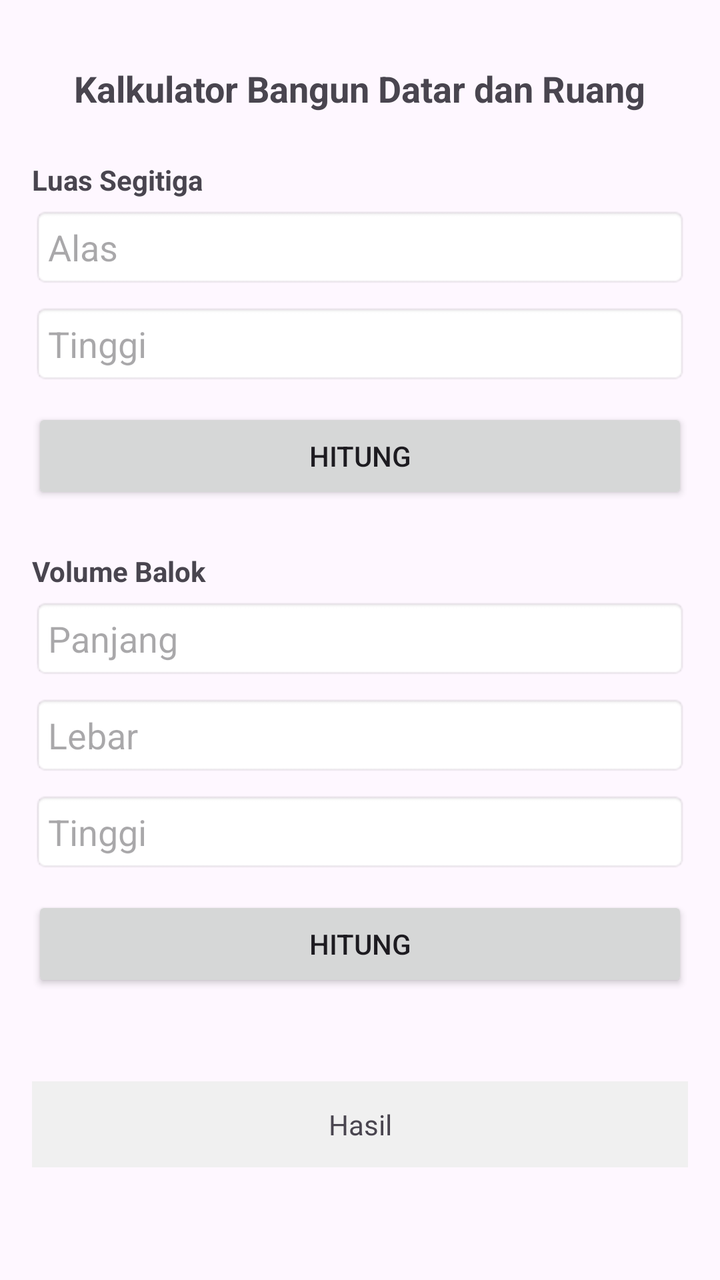
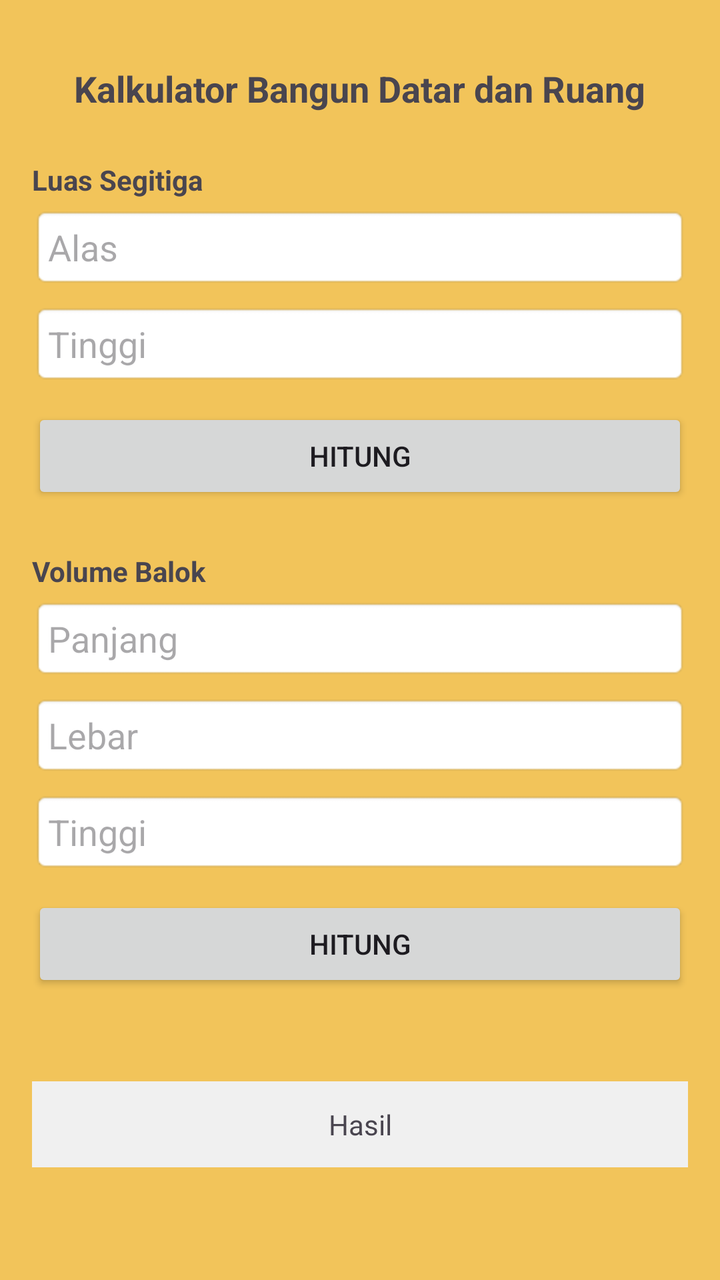

Before-and-after screenshots of an Android layout around one commit, followed by the original layout XML and the change that was made.
<!-- AndroidManifest.xml: application theme Theme.Amelcat -->
<!-- res/layout/activity_second.xml -->
<?xml version="1.0" encoding="utf-8"?>
<androidx.constraintlayout.widget.ConstraintLayout xmlns:android="http://schemas.android.com/apk/res/android"
    xmlns:app="http://schemas.android.com/apk/res-auto"
    xmlns:tools="http://schemas.android.com/tools"
    android:id="@+id/main"
    android:layout_width="match_parent"
    android:layout_height="match_parent"
    android:padding="16dp"
    tools:context=".tugasp2.SecondActivity">

  <TextView
      android:id="@+id/tvJudul"
      android:layout_width="wrap_content"
      android:layout_height="wrap_content"
      android:text="Kalkulator Bangun Datar dan Ruang"
      android:textSize="18sp"
      android:textStyle="bold"
      app:layout_constraintEnd_toEndOf="parent"
      app:layout_constraintStart_toStartOf="parent"
      app:layout_constraintTop_toTopOf="parent"
      android:layout_marginTop="16dp"/>

  <TextView
      android:id="@+id/tvSegitiga"
      android:layout_width="wrap_content"
      android:layout_height="wrap_content"
      android:text="Luas Segitiga"
      android:textSize="14sp"
      android:textStyle="bold"
      app:layout_constraintStart_toStartOf="parent"
      app:layout_constraintTop_toBottomOf="@id/tvJudul"
      android:layout_marginTop="24dp"/>

  <EditText
      android:id="@+id/etAlas"
      android:layout_width="0dp"
      android:layout_height="wrap_content"
      android:hint="Alas"
      android:inputType="numberDecimal"
      android:padding="8dp"
      android:background="@android:drawable/editbox_background"
      app:layout_constraintEnd_toEndOf="parent"
      app:layout_constraintStart_toStartOf="parent"
      app:layout_constraintTop_toBottomOf="@id/tvSegitiga"
      android:layout_marginTop="4dp"/>

  <EditText
      android:id="@+id/etTinggi"
      android:layout_width="0dp"
      android:layout_height="wrap_content"
      android:hint="Tinggi"
      android:inputType="numberDecimal"
      android:padding="8dp"
      android:background="@android:drawable/editbox_background"
      app:layout_constraintEnd_toEndOf="parent"
      app:layout_constraintStart_toStartOf="parent"
      app:layout_constraintTop_toBottomOf="@id/etAlas"
      android:layout_marginTop="8dp"/>

  <Button
      android:id="@+id/btnSegitiga"
      android:layout_width="0dp"
      android:layout_height="wrap_content"
      android:text="Hitung"
      app:layout_constraintEnd_toEndOf="parent"
      app:layout_constraintStart_toStartOf="parent"
      app:layout_constraintTop_toBottomOf="@id/etTinggi"
      android:layout_marginTop="12dp"/>

  <TextView
      android:id="@+id/tvBalok"
      android:layout_width="wrap_content"
      android:layout_height="wrap_content"
      android:text="Volume Balok"
      android:textSize="14sp"
      android:textStyle="bold"
      app:layout_constraintStart_toStartOf="parent"
      app:layout_constraintTop_toBottomOf="@id/btnSegitiga"
      android:layout_marginTop="24dp"/>

  <EditText
      android:id="@+id/etPanjang"
      android:layout_width="0dp"
      android:layout_height="wrap_content"
      android:hint="Panjang"
      android:inputType="numberDecimal"
      android:padding="8dp"
      android:background="@android:drawable/editbox_background"
      app:layout_constraintEnd_toEndOf="parent"
      app:layout_constraintStart_toStartOf="parent"
      app:layout_constraintTop_toBottomOf="@id/tvBalok"
      android:layout_marginTop="4dp"/>

  <EditText
      android:id="@+id/etLebar"
      android:layout_width="0dp"
      android:layout_height="wrap_content"
      android:hint="Lebar"
      android:inputType="numberDecimal"
      android:padding="8dp"
      android:background="@android:drawable/editbox_background"
      app:layout_constraintEnd_toEndOf="parent"
      app:layout_constraintStart_toStartOf="parent"
      app:layout_constraintTop_toBottomOf="@id/etPanjang"
      android:layout_marginTop="8dp"/>

  <EditText
      android:id="@+id/etTinggiBalok"
      android:layout_width="0dp"
      android:layout_height="wrap_content"
      android:hint="Tinggi"
      android:inputType="numberDecimal"
      android:padding="8dp"
      android:background="@android:drawable/editbox_background"
      app:layout_constraintEnd_toEndOf="parent"
      app:layout_constraintStart_toStartOf="parent"
      app:layout_constraintTop_toBottomOf="@id/etLebar"
      android:layout_marginTop="8dp"/>

  <Button
      android:id="@+id/btnBalok"
      android:layout_width="0dp"
      android:layout_height="wrap_content"
      android:text="Hitung"
      app:layout_constraintEnd_toEndOf="parent"
      app:layout_constraintStart_toStartOf="parent"
      app:layout_constraintTop_toBottomOf="@id/etTinggiBalok"
      android:layout_marginTop="12dp"/>

  <TextView
      android:id="@+id/tvHasil"
      android:layout_width="0dp"
      android:layout_height="wrap_content"
      android:layout_marginTop="20dp"
      android:background="#F0F0F0"
      android:gravity="center"
      android:padding="12dp"
      android:text="Hasil"
      android:textSize="14sp"
      app:layout_constraintBottom_toBottomOf="parent"
      app:layout_constraintEnd_toEndOf="parent"
      app:layout_constraintStart_toStartOf="parent"
      app:layout_constraintTop_toBottomOf="@id/btnBalok"
      android:layout_marginBottom="16dp"/>

</androidx.constraintlayout.widget.ConstraintLayout>
<!-- resources referenced by this layout -->
<resources>
  <style name="Theme.Amelcat" parent="Base.Theme.Amelcat" />
  <style name="Base.Theme.Amelcat" parent="Theme.Material3.DayNight.NoActionBar">
          
          
      </style>
</resources>

<!-- the commit's change to res/layout/activity_second.xml (unified diff, before → after) -->
@@ -6,6 +6,7 @@
     android:layout_width="match_parent"
     android:layout_height="match_parent"
     android:padding="16dp"
+    android:background="#F2C45A"
     tools:context=".tugasp2.SecondActivity">
 
   <TextView
